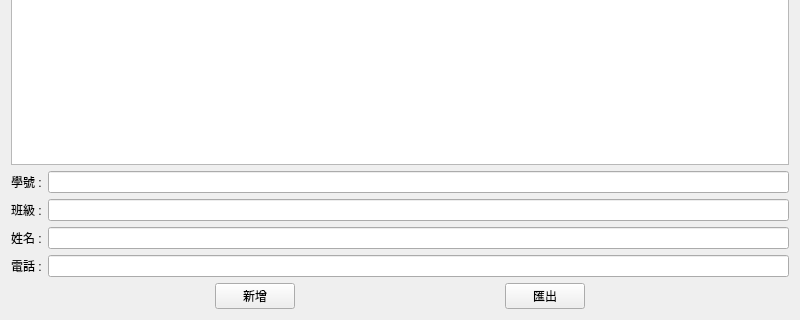
This is mywidget.ui in ID41343107/ContactBook as Qt 5 draws it before an edit; both pictures show x 0 to 800 and y 280 to 600 of the 800 by 600 pixel window. The edited form follows.
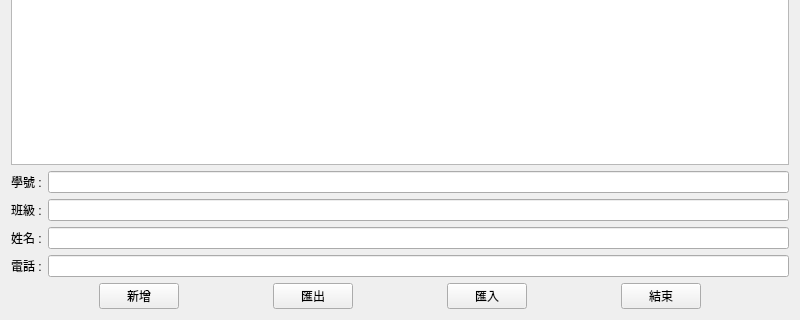
This is the edited form.

Commit message: Add Import and Exit buttons with functionality

Patch:
```diff
--- a/mywidget.ui
+++ b/mywidget.ui
@@ -116,6 +116,46 @@
        </property>
       </spacer>
      </item>
+     <item>
+      <widget class="QPushButton" name="pushButton_3">
+       <property name="text">
+        <string>匯入</string>
+       </property>
+      </widget>
+     </item>
+     <item>
+      <spacer name="horizontalSpacer_4">
+       <property name="orientation">
+        <enum>Qt::Orientation::Horizontal</enum>
+       </property>
+       <property name="sizeHint" stdset="0">
+        <size>
+         <width>40</width>
+         <height>20</height>
+        </size>
+       </property>
+      </spacer>
+     </item>
+     <item>
+      <widget class="QPushButton" name="pushButton_4">
+       <property name="text">
+        <string>結束</string>
+       </property>
+      </widget>
+     </item>
+     <item>
+      <spacer name="horizontalSpacer_5">
+       <property name="orientation">
+        <enum>Qt::Orientation::Horizontal</enum>
+       </property>
+       <property name="sizeHint" stdset="0">
+        <size>
+         <width>40</width>
+         <height>20</height>
+        </size>
+       </property>
+      </spacer>
+     </item>
     </layout>
    </item>
   </layout>
```
The commit also changes 2 other files.
